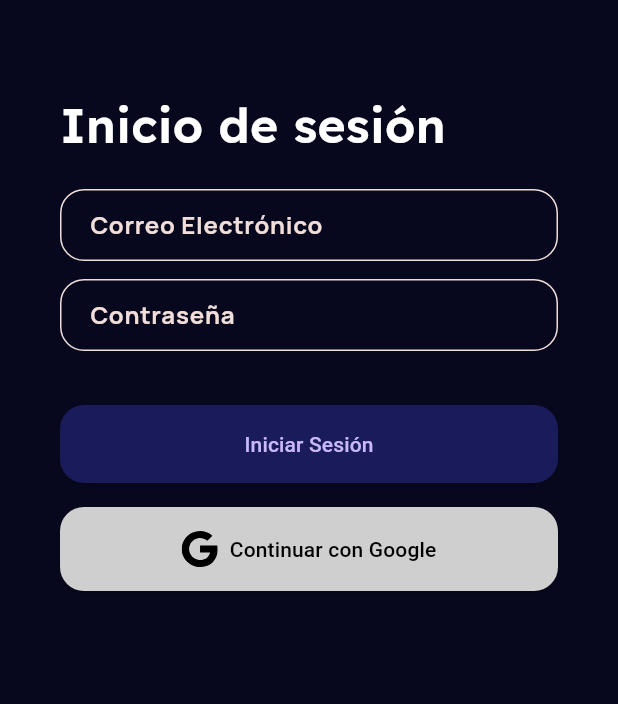
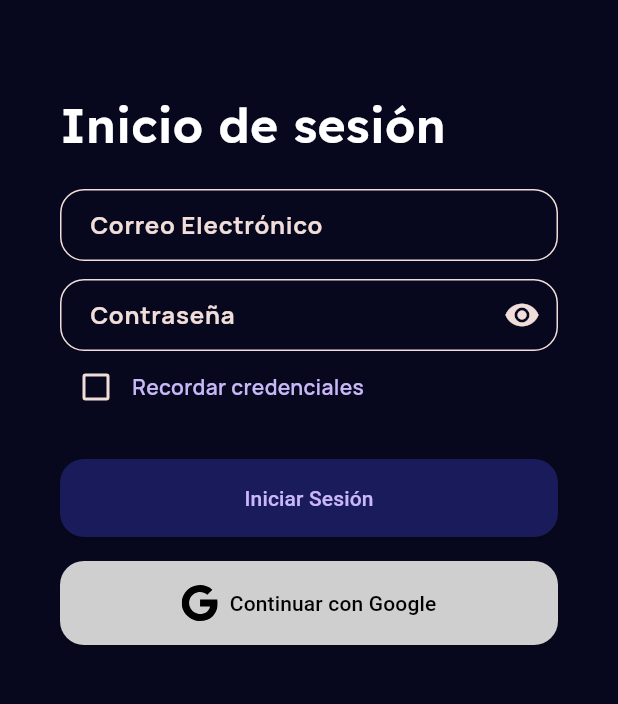
Before and after one commit to moisesnks/lumotareas-mobile-dart, a Flutter app: the screen it shows after launch, after a tap on "Ya tengo cuenta en Lumotareas", on a phone screen of 412 x 824 dp, the part 168-872 px from its top. Run offline on Flutter 3.47's test engine with Material 3 defaults, Android fonts, the phone set to English and light mode, and no system bars; our stand-ins replace cloud_firestore, firebase_auth, firebase_core, flutter_svg, google_sign_in, logger and 1 more; missing offline and left inert: back_button_interceptor; accounts and stored records are empty; network calls fail.

Commit message:
feature: se agregó las preferencias de mantener credenciales de sesión, y se están probando preferencias en la página principal.

```diff
--- a/lib/main.dart
+++ b/lib/main.dart
@@ -128,8 +128,7 @@ class MyApp extends StatelessWidget {
         initialRoute: '/',
         routes: {
           '/': (context) => const HomeScreen(),
-          // construir un home falso para probar la navegación
-          '/main': (context) => MainScreen(),
+          '/main': (context) => const MainScreen(),
         },
       ),
     );
--- a/lib/screens/detalle_org/auth_widget.dart
+++ b/lib/screens/detalle_org/auth_widget.dart
@@ -33,7 +33,7 @@ class AuthButtons extends StatelessWidget {
                 Navigator.push(
                   context,
                   MaterialPageRoute(
-                    builder: (context) => LoginScreen(),
+                    builder: (context) => const LoginScreen(),
                   ),
                 );
               },
--- a/lib/screens/home_screen.dart
+++ b/lib/screens/home_screen.dart
@@ -6,6 +6,7 @@ import 'package:lumotareas/widgets/input_field.dart';
 import 'package:lumotareas/viewmodels/home_viewmodel.dart';
 import 'package:lumotareas/screens/login_screen.dart';
 import 'package:lumotareas/extensions/text_styles.dart';
+import 'package:lumotareas/services/preferences_service.dart';
 
 class HomeScreen extends StatefulWidget {
   const HomeScreen({super.key});
@@ -18,15 +19,94 @@ class HomeScreenState extends State<HomeScreen> {
   final ImageProvider _welcomeImage =
       const AssetImage('assets/images/welcome.png');
 
-  @override
-  void initState() {
-    super.initState();
+  Future<bool> checkRedirect() async {
+    bool redirectToLogin = await PreferenceService.getRedirectToLogin();
+    return redirectToLogin;
   }
 
   @override
-  void didChangeDependencies() {
-    super.didChangeDependencies();
-    precacheImage(_welcomeImage, context);
+  Widget build(BuildContext context) {
+    return FutureBuilder<bool>(
+      future: checkRedirect(),
+      builder: (context, snapshot) {
+        if (snapshot.connectionState == ConnectionState.waiting) {
+          return const Scaffold(
+            body: Center(
+              child: CircularProgressIndicator(),
+            ),
+          );
+        } else if (snapshot.hasError) {
+          return Scaffold(
+            body: Center(
+              child: Text('Error: ${snapshot.error}'),
+            ),
+          );
+        } else {
+          bool shouldRedirect = snapshot.data ?? false;
+          if (shouldRedirect) {
+            WidgetsBinding.instance.addPostFrameCallback((_) {
+              Navigator.pushReplacement(
+                context,
+                MaterialPageRoute(builder: (_) => const LoginScreen()),
+              );
+            });
+            // Retornar un contenedor vacío mientras se redirige
+            return Scaffold(
+              body: Container(),
+            );
+          } else {
+            // Mostrar la pantalla principal
+            return Scaffold(
+              resizeToAvoidBottomInset: false,
+              body: Stack(
+                fit: StackFit.expand,
+                children: [
+                  // Fondo de bienvenida estático
+                  Container(
+                    decoration: BoxDecoration(
+                      image: DecorationImage(
+                        image: _welcomeImage,
+                        fit: BoxFit.cover,
+                      ),
+                    ),
+                  ),
+                  // Contenido principal
+                  Column(
+                    children: [
+                      Container(
+                        margin:
+                            const EdgeInsets.only(top: 80, left: 20, right: 20),
+                        child: renderTitle(),
+                      ),
+                      Expanded(
+                        child: Container(
+                          margin: const EdgeInsets.only(
+                              left: 20, right: 20, bottom: 160),
+                          child: SafeArea(
+                            child: renderBody(context),
+                          ),
+                        ),
+                      ),
+                    ],
+                  ),
+                  Positioned(
+                    bottom: 20,
+                    right: 20,
+                    child: Consumer<HomeViewModel>(
+                      builder: (context, viewModel, child) {
+                        return ArrowCircleWidget(
+                          onTap: () => viewModel.handleArrowTap(context),
+                        );
+                      },
+                    ),
+                  ),
+                ],
+              ),
+            );
+          }
+        }
+      },
+    );
   }
 
   Widget renderBody(BuildContext context) {
@@ -73,7 +153,9 @@ class HomeScreenState extends State<HomeScreen> {
             TextButton(
               onPressed: () {
                 Navigator.push(
-                    context, MaterialPageRoute(builder: (_) => LoginScreen()));
+                  context,
+                  MaterialPageRoute(builder: (_) => const LoginScreen()),
+                );
               },
               child: Text(
                 'Ya tengo cuenta en Lumotareas',
@@ -92,54 +174,4 @@ class HomeScreenState extends State<HomeScreen> {
       ),
     );
   }
-
-  @override
-  Widget build(BuildContext context) {
-    return Scaffold(
-      resizeToAvoidBottomInset: false,
-      body: Stack(
-        fit: StackFit.expand,
-        children: [
-          // Fondo de bienvenida estático
-          Container(
-            decoration: BoxDecoration(
-              image: DecorationImage(
-                image: _welcomeImage,
-                fit: BoxFit.cover,
-              ),
-            ),
-          ),
-          // Contenido principal
-          Column(
-            children: [
-              Container(
-                margin: const EdgeInsets.only(top: 80, left: 20, right: 20),
-                child: renderTitle(),
-              ),
-              Expanded(
-                child: Container(
-                  margin:
-                      const EdgeInsets.only(left: 20, right: 20, bottom: 160),
-                  child: SafeArea(
-                    child: renderBody(context),
-                  ),
-                ),
-              ),
-            ],
-          ),
-          Positioned(
-            bottom: 20,
-            right: 20,
-            child: Consumer<HomeViewModel>(
-              builder: (context, viewModel, child) {
-                return ArrowCircleWidget(
-                  onTap: () => viewModel.handleArrowTap(context),
-                );
-              },
-            ),
-          ),
-        ],
-      ),
-    );
-  }
 }
--- a/lib/screens/login_screen.dart
+++ b/lib/screens/login_screen.dart
@@ -2,15 +2,56 @@ import 'package:flutter/material.dart';
 import 'package:flutter_svg/svg.dart';
 import 'package:logger/logger.dart';
 import 'package:provider/provider.dart';
+import 'package:shared_preferences/shared_preferences.dart';
 import 'package:lumotareas/viewmodels/login_viewmodel.dart';
 import 'package:lumotareas/widgets/welcome_title.dart';
 
-class LoginScreen extends StatelessWidget {
+class LoginScreen extends StatefulWidget {
+  const LoginScreen({super.key});
+
+  @override
+  LoginScreenState createState() => LoginScreenState();
+}
+
+class LoginScreenState extends State<LoginScreen> {
   final TextEditingController _emailController = TextEditingController();
   final TextEditingController _passwordController = TextEditingController();
   final Logger _logger = Logger();
+  late SharedPreferences _prefs;
+  bool _obscurePassword = true; // Estado inicial para ocultar la contraseña
+  bool _rememberCredentials =
+      false; // Estado inicial para recordar las credenciales
 
-  LoginScreen({super.key});
+  @override
+  void initState() {
+    super.initState();
+    _loadSavedCredentials();
+  }
+
+  // Método para cargar los valores guardados en SharedPreferences
+  void _loadSavedCredentials() async {
+    _prefs = await SharedPreferences.getInstance();
+    setState(() {
+      _emailController.text = _prefs.getString('savedEmail') ?? '';
+      _passwordController.text = _prefs.getString('savedPassword') ?? '';
+      _rememberCredentials = _prefs.getBool('rememberCredentials') ?? false;
+    });
+  }
+
+  // Método para guardar el último correo y contraseña usados en SharedPreferences
+  void _saveCredentials(String email, String password) {
+    _prefs.setString('savedEmail', email);
+    if (_rememberCredentials) {
+      _prefs.setString('savedPassword', password);
+    } else {
+      _prefs.remove('savedPassword');
+    }
+  }
+
+  // Método para guardar el estado del checkbox en SharedPreferences
+  void _saveRememberCredentials(bool value) {
+    _prefs.setBool('rememberCredentials', value);
+  }
 
   @override
   Widget build(BuildContext context) {
@@ -27,6 +68,12 @@ class LoginScreen extends StatelessWidget {
                     ScaffoldMessenger.of(context).showSnackBar(
                       SnackBar(content: Text(message)),
                     );
+                    if (message.contains('Inicio de sesión fallido')) {
+                      setState(() {
+                        _rememberCredentials = false;
+                      });
+                      _saveRememberCredentials(false); // Guardar estado actual
+                    }
                   }
                 });
 
@@ -52,6 +99,8 @@ class LoginScreen extends StatelessWidget {
                           const SizedBox(height: 20),
                           TextField(
                             controller: _emailController,
+                            onChanged: (value) => _saveCredentials(
+                                value, _passwordController.text),
                             decoration: InputDecoration(
                               labelText: 'Correo Electrónico',
                               border: OutlineInputBorder(
@@ -66,6 +115,8 @@ class LoginScreen extends StatelessWidget {
                           const SizedBox(height: 12),
                           TextField(
                             controller: _passwordController,
+                            onChanged: (value) =>
+                                _saveCredentials(_emailController.text, value),
                             decoration: InputDecoration(
                               labelText: 'Contraseña',
                               border: OutlineInputBorder(
@@ -75,10 +126,39 @@ class LoginScreen extends StatelessWidget {
                                 horizontal: 16,
                                 vertical: 12,
                               ),
+                              suffixIcon: IconButton(
+                                icon: Icon(
+                                  _obscurePassword
+                                      ? Icons.visibility
+                                      : Icons.visibility_off,
+                                ),
+                                onPressed: () {
+                                  setState(() {
+                                    _obscurePassword = !_obscurePassword;
+                                  });
+                                },
+                              ),
                             ),
-                            obscureText: true,
+                            obscureText: _obscurePassword,
                           ),
-                          const SizedBox(height: 36),
+                          Row(
+                            children: [
+                              Checkbox(
+                                value: _rememberCredentials,
+                                onChanged: (value) {
+                                  if (value != null) {
+                                    setState(() {
+                                      _rememberCredentials = value;
+                                    });
+                                    _saveRememberCredentials(
+                                        value); // Guardar estado
+                                  }
+                                },
+                              ),
+                              const Text('Recordar credenciales'),
+                            ],
+                          ),
+                          const SizedBox(height: 24),
                           Column(
                             crossAxisAlignment: CrossAxisAlignment.stretch,
                             children: [
--- a/lib/screens/nueva_org_screen.dart
+++ b/lib/screens/nueva_org_screen.dart
@@ -319,7 +319,7 @@ class NuevaOrgScreenState extends State<NuevaOrgScreen> {
                         Navigator.pushReplacement(
                           context,
                           MaterialPageRoute(
-                            builder: (context) => LoginScreen(),
+                            builder: (context) => const LoginScreen(),
                           ),
                         );
                       },
--- /dev/null
+++ b/lib/services/preferences_service.dart
@@ -0,0 +1,15 @@
+import 'package:shared_preferences/shared_preferences.dart';
+
+class PreferenceService {
+  static const String redirectToLoginKey = 'redirectToLogin';
+
+  static Future<bool> getRedirectToLogin() async {
+    final prefs = await SharedPreferences.getInstance();
+    return prefs.getBool(redirectToLoginKey) ?? false;
+  }
+
+  static Future<void> setRedirectToLogin(bool value) async {
+    final prefs = await SharedPreferences.getInstance();
+    await prefs.setBool(redirectToLoginKey, value);
+  }
+}
--- a/lib/viewmodels/home_viewmodel.dart
+++ b/lib/viewmodels/home_viewmodel.dart
@@ -25,6 +25,11 @@ class HomeViewModel extends ChangeNotifier {
 
       // Un delay para simular una búsqueda en Firestore
       await Future.delayed(const Duration(milliseconds: 1000));
+
+      // Pop de la pantalla de búsqueda
+      if (context.mounted) {
+        Navigator.pop(context);
+      }
 
       try {
         _logger.i('Buscando la organización $orgName...');
--- a/pubspec.yaml
+++ b/pubspec.yaml
@@ -18,6 +18,7 @@ dependencies:
   intl: ^0.19.0
   logger: ^2.3.0
   provider: ^6.1.2
+  shared_preferences: ^2.2.3
 
 dev_dependencies:
   flutter_test:
```
Also changed, not shown: lib/screens/main_screen.dart (+25 -5 lines), lib/services/auth_service.dart (+9 -4 lines).
